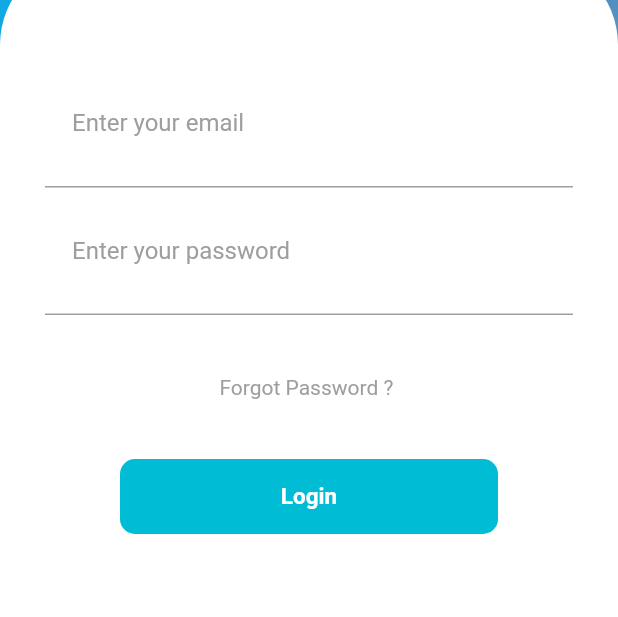
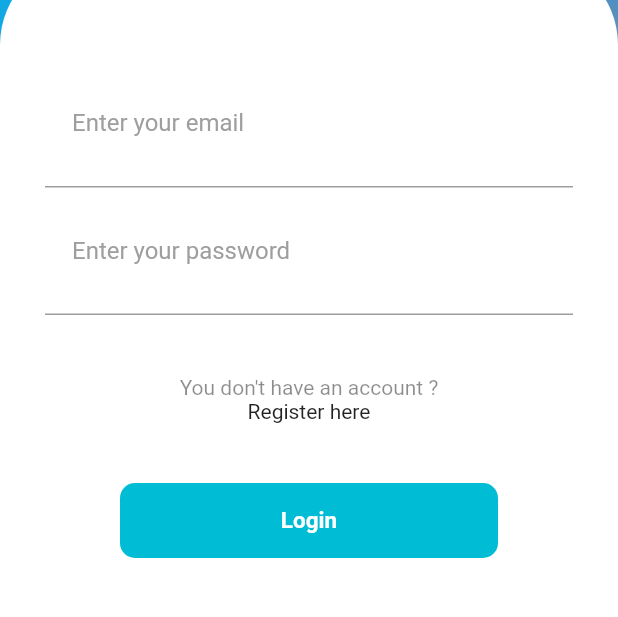
Before and after one commit to salemgzouni/gstock, a Flutter app: the screen it shows after launch, on a phone screen of 412 x 824 dp, the part 342-959 px from its top. Run offline on Flutter 3.47's test engine with Material 2 defaults, Android fonts, the phone set to English and light mode, and no system bars; our stand-ins replace sqflite; missing offline and left inert: sqfentity_gen; accounts and stored records are empty.

Commit message:
Merge remote-tracking branch 'origin/main'

```diff
--- a/lib/components/InputWrapper.dart
+++ b/lib/components/InputWrapper.dart
@@ -21,8 +21,11 @@ class InputWrapper extends StatelessWidget {
           ),
           SizedBox(height: 40,),
           Text(
-            "Forgot Password ? ",
-             style: TextStyle(color: Colors.grey),
+            "You don't have an account ?",
+            style: TextStyle(color: Colors.black45)
+          ),
+          InkWell(
+            child: Text("Register here",),
           ),
           SizedBox(height: 40,),
           Button()
```
